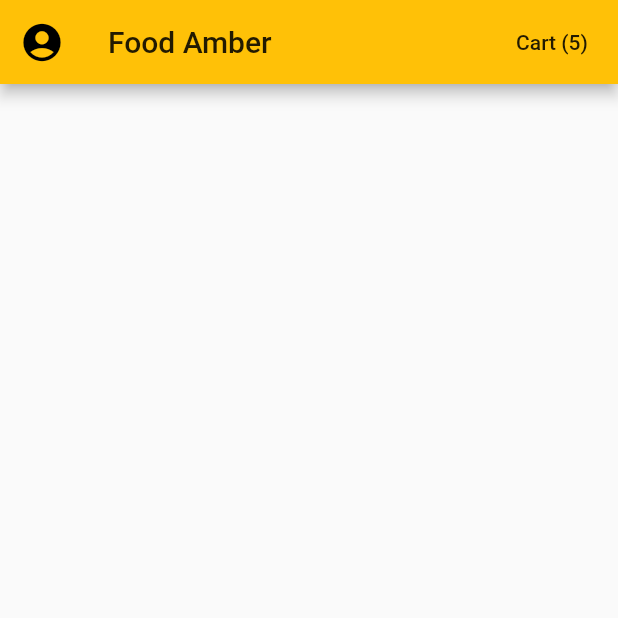
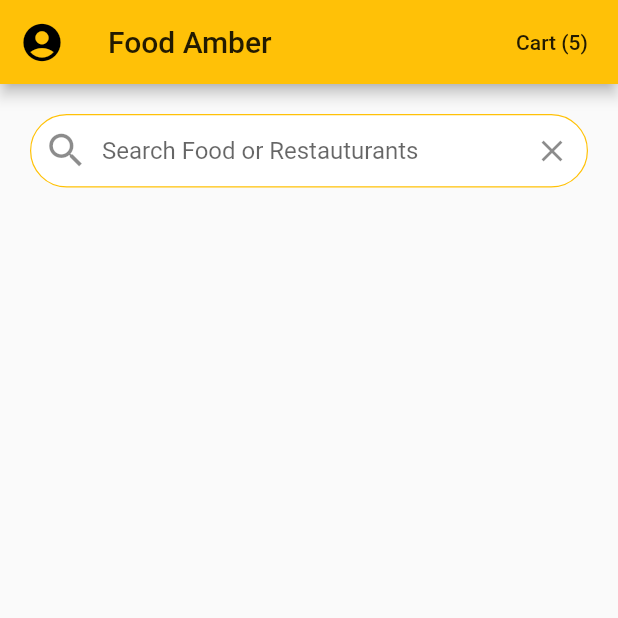
Before and after one commit to AbderrahmenBmz/Food_Delivery_UI_Flutter, a Flutter app: the screen it shows after launch, on a phone screen of 412 x 824 dp, the top half of it. Run offline on Flutter 3.47's test engine with Material 2 defaults, Android fonts, the phone set to English and light mode, and no system bars.

Commit message:
add search bar

```diff
--- a/lib/screens/home_screen.dart
+++ b/lib/screens/home_screen.dart
@@ -27,6 +27,35 @@ class _HomeScreenState extends State<HomeScreen> {
           )
         ],
       ),
+      body: ListView(
+        children: <Widget>[
+          Padding(
+            padding: const EdgeInsets.all(20.0),
+            child: TextField(
+              decoration: InputDecoration(
+                  contentPadding: EdgeInsets.symmetric(vertical: 15.0),
+                  fillColor: Colors.white,
+                  filled: true,
+                  border: OutlineInputBorder(
+                    borderRadius: BorderRadius.circular(30.0),
+                    borderSide: BorderSide(width: 0.8),
+                  ),
+                  enabledBorder: OutlineInputBorder(
+                    borderRadius: BorderRadius.circular(30.0),
+                    borderSide: BorderSide(
+                        width: 0.8, color: Theme.of(context).primaryColor),
+                  ),
+                  hintText: 'Search Food or Restauturants',
+                  prefixIcon: Icon(
+                    Icons.search,
+                    size: 30.0,
+                  ),
+                  suffixIcon:
+                      IconButton(icon: Icon(Icons.clear), onPressed: () {})),
+            ),
+          )
+        ],
+      ),
     );
   }
 }
```
